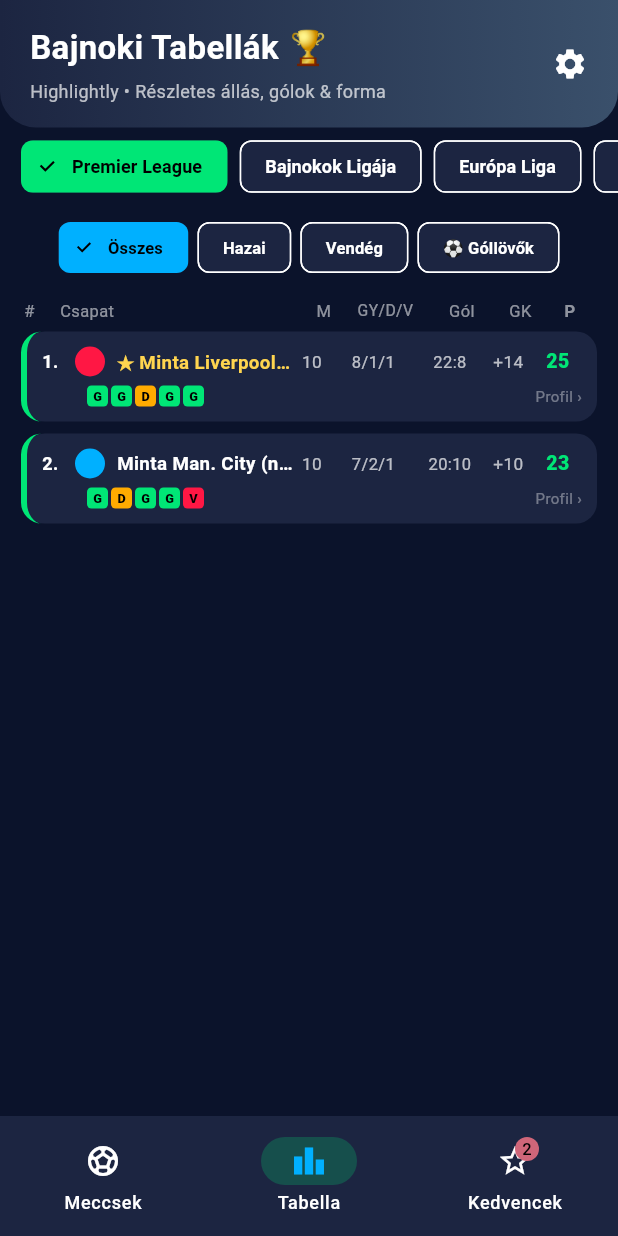
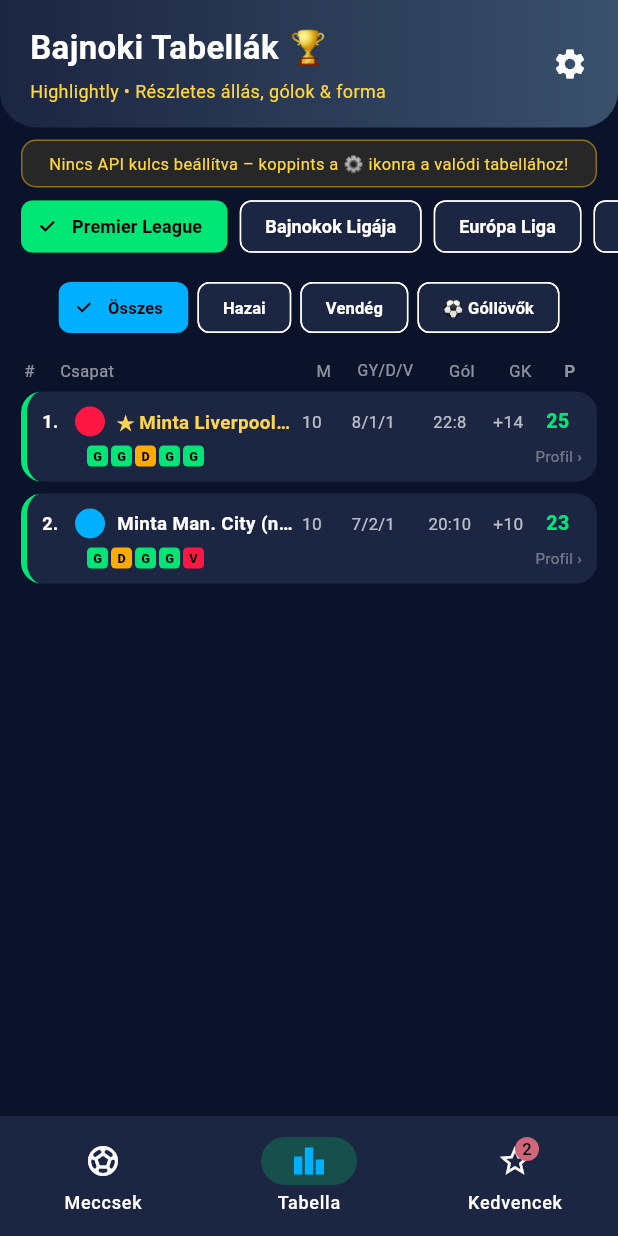
Before and after one commit to apagyizsolt6-ship-it/zsoltscores, a Flutter app: the screen it shows after launch, item 2 of the bottom bar chosen, on a phone screen of 412 x 824 dp. Run offline on Flutter 3.47's test engine with Material 3 defaults, Android fonts, the phone set to English and light mode, and no system bars; our stand-ins replace shared_preferences; statements that could not run were skipped.

Commit message:
Improve standings loading and status handling
Refactor standings loading logic and UI updates.

```diff
--- a/lib/main.dart
+++ b/lib/main.dart
@@ -2237,8 +2237,9 @@ class _StandingsTabState extends State<StandingsTab> {
   String venueMode = 'all';
   bool showScorers = false;
   bool _loading = false;
-  bool _fromCache = false;
-  List<StandingRow> _rows = sampleStandings['Premier League']!;
+  bool _isLiveRows = false;
+  String? _statusBanner;
+  List<StandingRow> _rows = [];
 
   @override
   void initState() {
@@ -2249,13 +2250,18 @@ class _StandingsTabState extends State<StandingsTab> {
   Future<void> _loadStandings({bool forceRefresh = false}) async {
     if (!ApiConfig.hasValidKey) {
       setState(() {
-        _rows = sampleStandings[selectedLeague] ?? sampleStandings['Premier League']!;
-        _fromCache = false;
+        _rows = sampleStandings[selectedLeague] ?? sampleStandings['Premier League'] ?? [];
+        _isLiveRows = false;
+        _statusBanner = 'Nincs API kulcs beállítva – koppints a ⚙️ ikonra a valódi tabellához!';
       });
       return;
     }
 
-    setState(() => _loading = true);
+    setState(() {
+      _loading = true;
+      _statusBanner = null;
+    });
+
     try {
       final result = await SportsApiService.fetchStandings(
         selectedLeague,
@@ -2263,16 +2269,16 @@ class _StandingsTabState extends State<StandingsTab> {
         forceRefresh: forceRefresh,
       );
       setState(() {
-        _rows = result.data.isNotEmpty
-            ? result.data
-            : (sampleStandings[selectedLeague] ?? sampleStandings['Premier League']!);
-        _fromCache = result.fromCache;
+        _rows = result.data;
+        _isLiveRows = result.data.isNotEmpty;
+        _statusBanner = result.note;
         _loading = false;
       });
-    } catch (_) {
+    } catch (e) {
       setState(() {
-        _rows = sampleStandings[selectedLeague] ?? sampleStandings['Premier League']!;
-        _fromCache = false;
+        _rows = [];
+        _isLiveRows = false;
+        _statusBanner = 'API tabella hiba ($selectedLeague): $e';
         _loading = false;
       });
     }
@@ -2360,10 +2366,10 @@ class _StandingsTabState extends State<StandingsTab> {
                     const Text('Bajnoki Tabellák 🏆', style: TextStyle(fontSize: 22, fontWeight: FontWeight.bold)),
                     const SizedBox(height: 4),
                     Text(
-                      _fromCache
-                          ? 'Gyorsítótárból (${ApiConfig.providerName}) • GY/D/V & Gólok'
+                      _isLiveRows
+                          ? '${ApiConfig.providerName} • ${_rows.length} csapatos állás'
                           : '${ApiConfig.providerName} • Részletes állás, gólok & forma',
-                      style: TextStyle(fontSize: 12, color: _fromCache ? const Color(0xFF00B0FF) : Colors.white70),
+                      style: TextStyle(fontSize: 12, color: _isLiveRows ? const Color(0xFF00E676) : Colors.amberAccent),
                     ),
                   ],
                 ),
@@ -2386,6 +2392,22 @@ class _StandingsTabState extends State<StandingsTab> {
             ),
           ),
           if (_loading) const LinearProgressIndicator(color: Color(0xFF00E676), backgroundColor: Colors.transparent),
+          if (_statusBanner != null)
+            Container(
+              width: double.infinity,
+              margin: const EdgeInsets.fromLTRB(14, 8, 14, 0),
+              padding: const EdgeInsets.symmetric(horizontal: 10, vertical: 7),
+              decoration: BoxDecoration(
+                color: _isLiveRows ? const Color(0xFF00E676).withAlpha(24) : Colors.amber.withAlpha(30),
+                borderRadius: BorderRadius.circular(10),
+                border: Border.all(color: _isLiveRows ? const Color(0xFF00E676).withAlpha(90) : Colors.amber.withAlpha(120)),
+              ),
+              child: Text(
+                _statusBanner!,
+                style: TextStyle(fontSize: 11, color: _isLiveRows ? const Color(0xFF00E676) : Colors.amberAccent),
+                textAlign: TextAlign.center,
+              ),
+            ),
           SizedBox(
             height: 52,
             child: ListView.builder(
@@ -2489,7 +2511,18 @@ class _StandingsTabState extends State<StandingsTab> {
               ),
             ),
             Expanded(
-              child: ListView.builder(
+              child: _rows.isEmpty
+                  ? Center(
+                      child: Padding(
+                        padding: const EdgeInsets.all(24),
+                        child: Text(
+                          _statusBanner ?? 'Ehhez a bajnoksághoz jelenleg nem érhető el tabella.',
+                          textAlign: TextAlign.center,
+                          style: const TextStyle(color: Colors.white60),
+                        ),
+                      ),
+                    )
+                  : ListView.builder(
                       padding: const EdgeInsets.symmetric(horizontal: 14),
                       itemCount: _rows.length,
                       itemBuilder: (context, index) {
```
Lines whose indentation alone changed are shown as unchanged.
